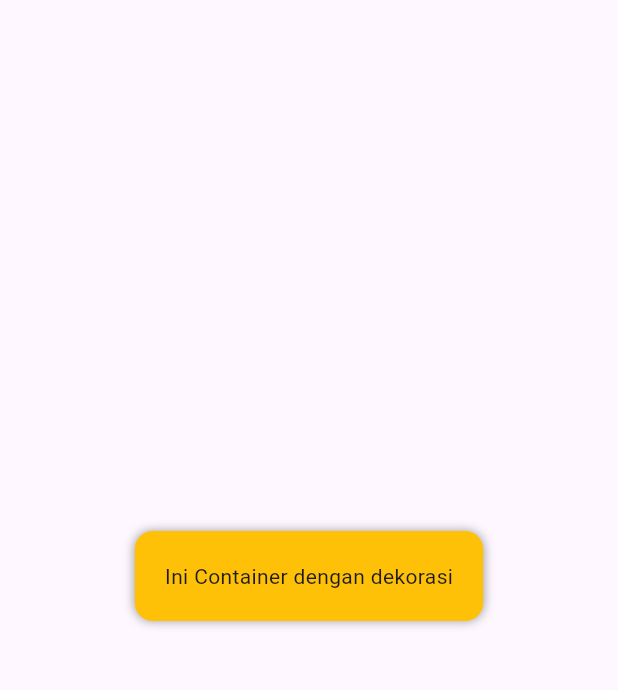
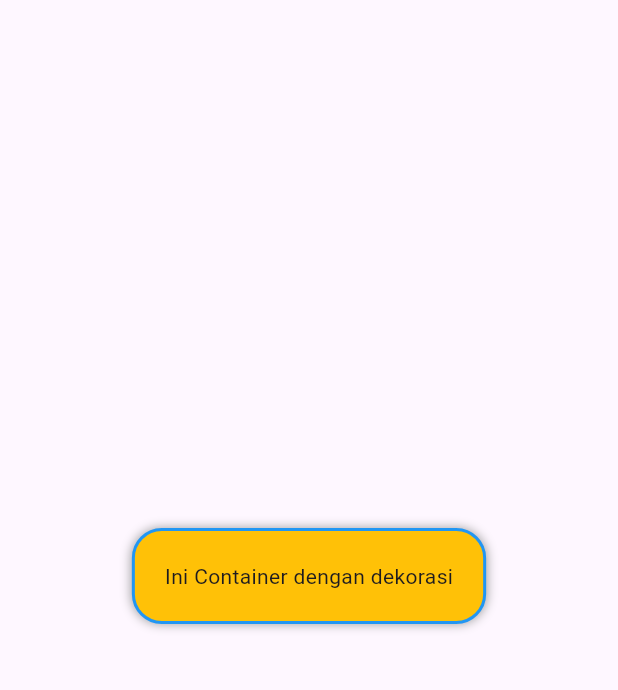
Before and after one commit to Ucokgagah/projek_flutter, a Flutter app: the screen it shows after launch, on a phone screen of 412 x 824 dp, the part 84-774 px from its top. Run offline on Flutter 3.47's test engine with Material 3 defaults, Android fonts, the phone set to English and light mode, and no system bars.

Commit message:
menambahkan border dan radius 20

```diff
--- a/styling_widget/lib/main.dart
+++ b/styling_widget/lib/main.dart
@@ -1,7 +1,6 @@
 import 'package:flutter/material.dart';
 
 void main() {
-
   runApp(const MyApp());
 }
 
@@ -15,16 +14,21 @@ title: 'Container Decorations Demo',
       home: Scaffold(
         appBar: AppBar(
           title: const Text('Container & Decorations'),
-backgroundColor: Colors.orange, ),
+          backgroundColor: Colors.orange,
+        ),
         body: Center(
           child: Container(
             margin: const EdgeInsets.all(20),
             padding: const EdgeInsets.all(20),
             decoration: BoxDecoration(
               color: Colors.amber,
-borderRadius: BorderRadius.circular(12),
-boxShadow: [
-const BoxShadow(
+              borderRadius: BorderRadius.circular(20), //diubah jadi 20
+              border: Border.all(
+                color: Colors.blue, //border biru
+                width: 2,
+              ),
+              boxShadow: const [
+                BoxShadow(
                   color: Colors.grey,
                   blurRadius: 5,
                 ),
```
Lines whose indentation alone changed are shown as unchanged.
